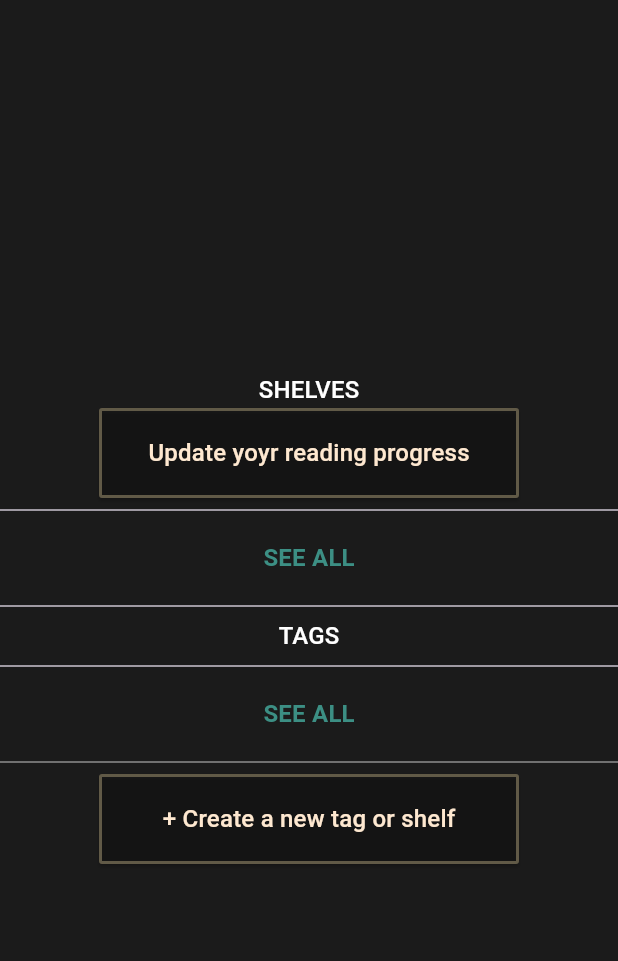
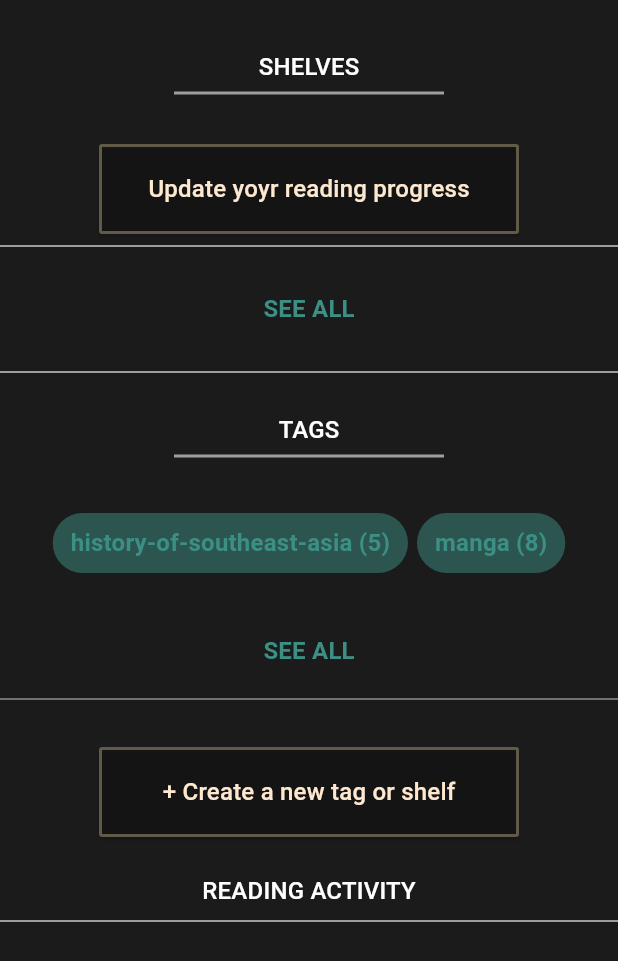
Before and after one commit to NumdyPixe1/flutter-goodreads, a Flutter app: the MybooksWidget screen opened directly, on a phone screen of 412 x 824 dp. Shown: the top 961 px of the screen. Run offline on Flutter 3.47's test engine with Material 3 defaults, Android fonts, the phone set to English and light mode, and no system bars; our stand-ins replace device_preview, get.

Commit message:
update mybooks

```diff
--- a/lib/home/widgets/tabs/mybooks_widget.dart
+++ b/lib/home/widgets/tabs/mybooks_widget.dart
@@ -10,29 +10,60 @@ class MybooksWidget extends GetView {
       backgroundColor: Color.fromRGBO(27, 27, 27, 1),
       body: Center(
         child: Column(
-          mainAxisAlignment: MainAxisAlignment.center,
+          mainAxisAlignment: MainAxisAlignment.start,
           crossAxisAlignment: CrossAxisAlignment.center,
           children: [
-            Text('shelves'.toUpperCase(),
-                style: Theme.of(context)
-                    .textTheme
-                    .titleMedium
-                    ?.copyWith(color: Colors.white)),
+            SizedBox(
+              height: 24,
+            ),
+            _textButtonItem(context, 'shelves'),
+            SizedBox(
+              height: 24,
+            ),
             _elevatedButtonItem(context, 'Update yoyr reading progress'),
+            // ListView(
+            //   children: [
+            //     ListTile(
+            //       title: Text('Read'),
+            //       subtitle: Text('23 books'),
+            //     )
+            //   ],
+            // ),
             Divider(),
+            SizedBox(
+              height: 10,
+            ),
             TextButton(
                 onPressed: () {},
                 child: Text('See all'.toUpperCase(),
                     style: Theme.of(context).textTheme.titleMedium?.copyWith(
                         color: Color.fromRGBO(60, 143, 132, 1),
                         fontWeight: FontWeight.bold))),
+            SizedBox(
+              height: 10,
+            ),
             Divider(),
-            Text('tags'.toUpperCase(),
-                style: Theme.of(context)
-                    .textTheme
-                    .titleMedium
-                    ?.copyWith(color: Colors.white)),
-            Divider(),
+            SizedBox(
+              height: 10,
+            ),
+            _textButtonItem(context, 'tags'),
+            SizedBox(
+              height: 24,
+            ),
+            Row(
+              mainAxisAlignment: MainAxisAlignment.center,
+              children: [
+                _tagButtonItem(context, 'history-of-southeast-asia', '(5)'),
+                SizedBox(
+                  width: 6,
+                  height: 6,
+                ),
+                _tagButtonItem(context, 'manga', '(8)'),
+              ],
+            ),
+            SizedBox(
+              height: 24,
+            ),
             TextButton(
                 onPressed: () {},
                 child: Text('See all'.toUpperCase(),
@@ -42,11 +73,69 @@ class MybooksWidget extends GetView {
             Divider(
               color: Color.fromRGBO(255, 255, 255, 0.50),
             ),
+            SizedBox(
+              height: 24,
+            ),
             _elevatedButtonItem(context, '+ Create a new tag or shelf'),
+            SizedBox(
+              height: 24,
+            ),
+            Column(
+              children: [
+                Text('reading activity'.toUpperCase(),
+                    style: Theme.of(context)
+                        .textTheme
+                        .titleMedium
+                        ?.copyWith(color: Colors.white)),
+
+                Divider(),
+                // Container(
+                //   width: 180,
+                //   height: 2,
+                //   color: Colors.grey,
+                // ),
+              ],
+            ),
           ],
         ),
       ),
     );
+  }
+
+  TextButton _tagButtonItem(
+      BuildContext context, String titleButton, String numTag) {
+    return TextButton(
+        style: TextButton.styleFrom(
+            backgroundColor: Color.fromRGBO(60, 143, 132, 0.5)),
+        onPressed: () {},
+        child: Text(
+          titleButton + ' ' + numTag,
+          style: Theme.of(context).textTheme.titleMedium?.copyWith(
+              color: Color.fromRGBO(60, 143, 132, 1),
+              fontWeight: FontWeight.bold),
+        ));
+  }
+
+  TextButton _textButtonItem(BuildContext context, String titleButton) {
+    return TextButton(
+        onPressed: () {},
+        child: Column(
+          children: [
+            Text(titleButton.toUpperCase(),
+                style: Theme.of(context)
+                    .textTheme
+                    .titleMedium
+                    ?.copyWith(color: Colors.white)),
+            SizedBox(
+              height: 4,
+            ),
+            Container(
+              width: 180,
+              height: 2,
+              color: Colors.grey,
+            ),
+          ],
+        ));
   }
 
   ElevatedButton _elevatedButtonItem(BuildContext context, String titleButton) {
--- a/lib/home/widgets/tabs/search_widget.dart
+++ b/lib/home/widgets/tabs/search_widget.dart
@@ -13,6 +13,10 @@ class SearchWidget extends GetView {
           padding: const EdgeInsets.all(18.0),
           child: Column(
             children: [
+              _textButtonItem(context, 'expolre by genre'),
+              SizedBox(
+                height: 10,
+              ),
               Text(
                 'See new releases, most-read books, quotes, lists, and more in these popular genres.',
                 style: Theme.of(context)
@@ -20,7 +24,10 @@ class SearchWidget extends GetView {
                     .titleMedium
                     ?.copyWith(color: Colors.white),
                 textAlign: TextAlign.center,
-              )
+              ),
+              SizedBox(
+                height: 10,
+              ),
             ],
           ),
         ),
@@ -28,3 +35,25 @@ class SearchWidget extends GetView {
     );
   }
 }
+
+TextButton _textButtonItem(BuildContext context, String titleButton) {
+  return TextButton(
+      onPressed: () {},
+      child: Column(
+        children: [
+          Text(titleButton.toUpperCase(),
+              style: Theme.of(context)
+                  .textTheme
+                  .titleMedium
+                  ?.copyWith(color: Colors.white)),
+          SizedBox(
+            height: 4,
+          ),
+          Container(
+            width: 180,
+            height: 2,
+            color: Colors.grey,
+          ),
+        ],
+      ));
+}
```
